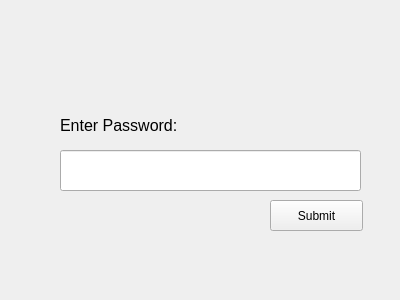
Old version of the form src/views/register_views/password_view.ui in the repository devforgely/MFA-Simulator.
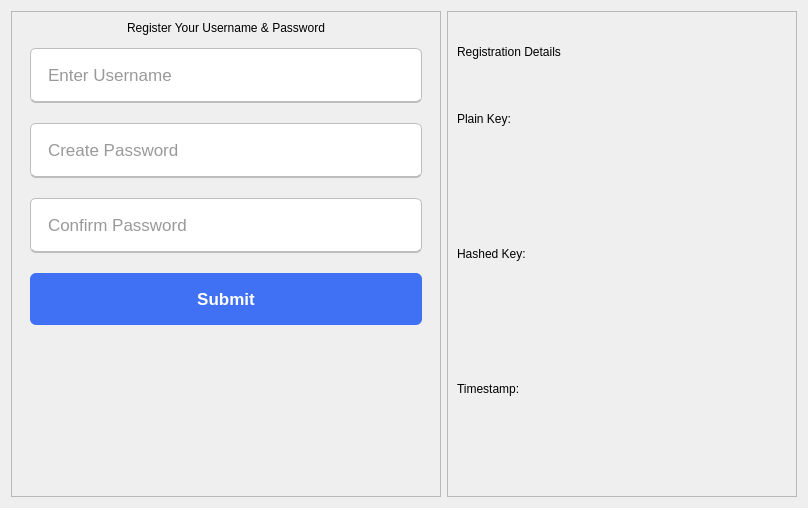
New version of the form.

The edit to the form file:
```diff
--- a/src/views/register_views/password_view.ui
+++ b/src/views/register_views/password_view.ui
@@ -6,57 +6,222 @@
    <rect>
     <x>0</x>
     <y>0</y>
-    <width>400</width>
-    <height>300</height>
+    <width>808</width>
+    <height>508</height>
    </rect>
   </property>
   <property name="windowTitle">
    <string>Form</string>
   </property>
-  <widget class="QPushButton" name="submit_btn">
-   <property name="geometry">
-    <rect>
-     <x>270</x>
-     <y>200</y>
-     <width>93</width>
-     <height>31</height>
-    </rect>
-   </property>
-   <property name="text">
-    <string>Submit</string>
-   </property>
-  </widget>
-  <widget class="QLabel" name="label">
-   <property name="geometry">
-    <rect>
-     <x>60</x>
-     <y>110</y>
-     <width>151</width>
-     <height>31</height>
-    </rect>
-   </property>
-   <property name="font">
-    <font>
-     <pointsize>12</pointsize>
-    </font>
-   </property>
-   <property name="text">
-    <string>Enter Password:</string>
-   </property>
-   <property name="scaledContents">
-    <bool>false</bool>
-   </property>
-  </widget>
-  <widget class="QLineEdit" name="password_field">
-   <property name="geometry">
-    <rect>
-     <x>60</x>
-     <y>150</y>
-     <width>301</width>
-     <height>41</height>
-    </rect>
-   </property>
-  </widget>
+  <layout class="QHBoxLayout" name="horizontalLayout">
+   <item>
+    <widget class="QFrame" name="left_frame">
+     <property name="maximumSize">
+      <size>
+       <width>430</width>
+       <height>16777215</height>
+      </size>
+     </property>
+     <property name="styleSheet">
+      <string notr="true">QLineEdit {
+	height: 52px;
+  	margin: 7px 0;
+	padding: 0 15px;
+	border: 1.2px solid #bbbdbf;
+ 	border-bottom-width: 2px;
+ 	border-radius: 6px;
+	font-size: 17px;
+	font-weight: 400;
+	color: #333;
+}
+
+QLineEdit:focus {
+	border-color: #4070f4;
+}
+
+QPushButton {
+	height: 52px;
+  	margin: 7px 0;
+	padding: 0 15px;
+	color: #fff;
+  	border: none;
+	border-radius: 6px;
+  	background: #4070f4;
+	font-size: 17px;
+	font-weight: bold;
+}
+
+QPushButton:hover {
+	background: #0e4bf1;
+}</string>
+     </property>
+     <property name="frameShape">
+      <enum>QFrame::StyledPanel</enum>
+     </property>
+     <property name="frameShadow">
+      <enum>QFrame::Raised</enum>
+     </property>
+     <layout class="QVBoxLayout" name="verticalLayout_3">
+      <property name="leftMargin">
+       <number>18</number>
+      </property>
+      <property name="rightMargin">
+       <number>18</number>
+      </property>
+      <item>
+       <widget class="QLabel" name="label">
+        <property name="font">
+         <font>
+          <pointsize>9</pointsize>
+         </font>
+        </property>
+        <property name="text">
+         <string>Register Your Username &amp; Password</string>
+        </property>
+        <property name="scaledContents">
+         <bool>false</bool>
+        </property>
+        <property name="alignment">
+         <set>Qt::AlignCenter</set>
+        </property>
+       </widget>
+      </item>
+      <item>
+       <widget class="QLineEdit" name="username_field">
+        <property name="maxLength">
+         <number>36</number>
+        </property>
+        <property name="frame">
+         <bool>false</bool>
+        </property>
+        <property name="placeholderText">
+         <string>Enter Username</string>
+        </property>
+       </widget>
+      </item>
+      <item>
+       <widget class="QLineEdit" name="password_field">
+        <property name="maxLength">
+         <number>127</number>
+        </property>
+        <property name="frame">
+         <bool>false</bool>
+        </property>
+        <property name="placeholderText">
+         <string>Create Password</string>
+        </property>
+       </widget>
+      </item>
+      <item>
+       <widget class="QLineEdit" name="repassword_field">
+        <property name="maxLength">
+         <number>127</number>
+        </property>
+        <property name="frame">
+         <bool>false</bool>
+        </property>
+        <property name="placeholderText">
+         <string>Confirm Password</string>
+        </property>
+       </widget>
+      </item>
+      <item>
+       <widget class="QPushButton" name="submit_btn">
+        <property name="cursor">
+         <cursorShape>PointingHandCursor</cursorShape>
+        </property>
+        <property name="text">
+         <string>Submit</string>
+        </property>
+        <property name="autoDefault">
+         <bool>false</bool>
+        </property>
+        <property name="default">
+         <bool>false</bool>
+        </property>
+        <property name="flat">
+         <bool>false</bool>
+        </property>
+       </widget>
+      </item>
+      <item>
+       <spacer name="verticalSpacer">
+        <property name="orientation">
+         <enum>Qt::Vertical</enum>
+        </property>
+        <property name="sizeHint" stdset="0">
+         <size>
+          <width>20</width>
+          <height>40</height>
+         </size>
+        </property>
+       </spacer>
+      </item>
+     </layout>
+    </widget>
+   </item>
+   <item>
+    <widget class="QFrame" name="right_frame">
+     <property name="frameShape">
+      <enum>QFrame::StyledPanel</enum>
+     </property>
+     <property name="frameShadow">
+      <enum>QFrame::Raised</enum>
+     </property>
+     <layout class="QVBoxLayout" name="verticalLayout">
+      <item>
+       <widget class="QLabel" name="label_5">
+        <property name="text">
+         <string>Registration Details</string>
+        </property>
+       </widget>
+      </item>
+      <item>
+       <widget class="QLabel" name="label_2">
+        <property name="text">
+         <string>Plain Key:</string>
+        </property>
+       </widget>
+      </item>
+      <item>
+       <widget class="QLabel" name="plain_key_label">
+        <property name="text">
+         <string/>
+        </property>
+       </widget>
+      </item>
+      <item>
+       <widget class="QLabel" name="label_3">
+        <property name="text">
+         <string>Hashed Key:</string>
+        </property>
+       </widget>
+      </item>
+      <item>
+       <widget class="QLabel" name="hashed_key_label">
+        <property name="text">
+         <string/>
+        </property>
+       </widget>
+      </item>
+      <item>
+       <widget class="QLabel" name="label_4">
+        <property name="text">
+         <string>Timestamp:</string>
+        </property>
+       </widget>
+      </item>
+      <item>
+       <widget class="QLabel" name="timestamp_label">
+        <property name="text">
+         <string/>
+        </property>
+       </widget>
+      </item>
+     </layout>
+    </widget>
+   </item>
+  </layout>
  </widget>
  <resources/>
  <connections/>
```
